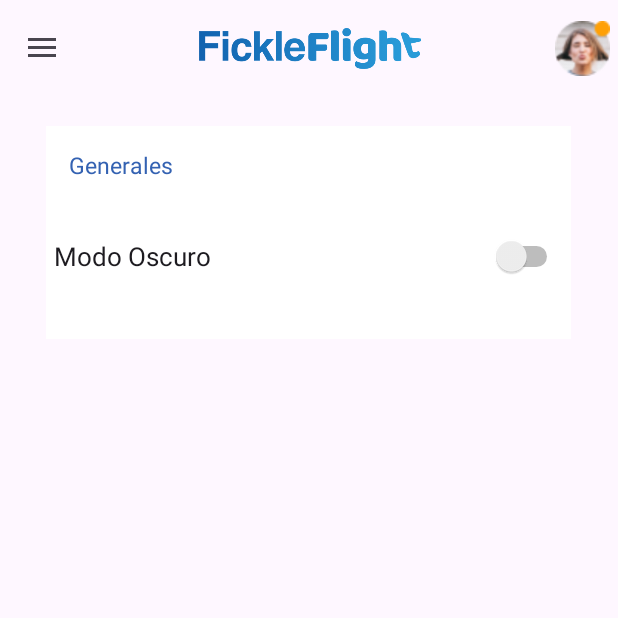
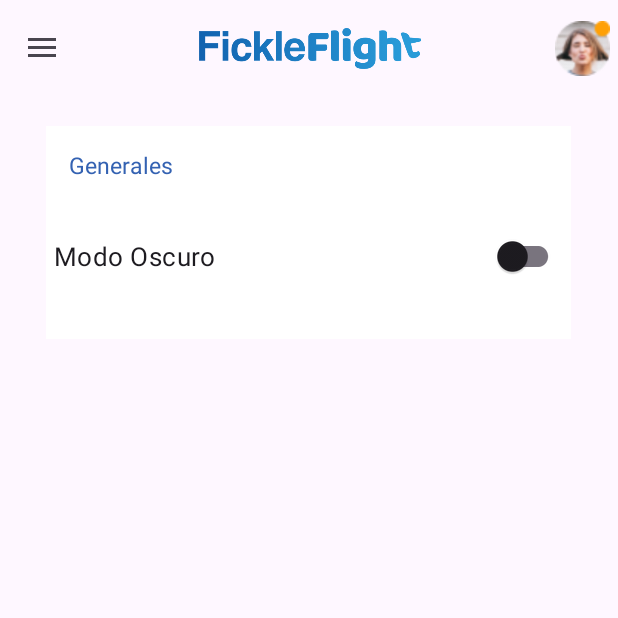
Before and after one commit to Aguscai710/Parcial-TP3, an Android app: the screen it shows after launch (MainActivity), after a tap on "Settings", on a phone screen of 412 x 824 dp, the top half of it. Run offline under Robolectric (Android 15) with nearby library versions, the phone set to English and light mode, and no system bars; our stand-ins replace navigation-ui; 1 other tap on this screen came first.

```diff
--- a/app/src/main/java/com/example/parcial/ui/main/MainActivity.kt
+++ b/app/src/main/java/com/example/parcial/ui/main/MainActivity.kt
@@ -30,7 +30,6 @@ import com.google.android.material.navigation.NavigationView
 class MainActivity : AppCompatActivity() {
 
     private lateinit var binding: ActivityMainBinding
-
     private lateinit var navHostFragment: NavHostFragment
     private lateinit var drawerLayout: DrawerLayout
     private lateinit var navigationView: NavigationView
@@ -39,8 +38,19 @@ class MainActivity : AppCompatActivity() {
 
 
     override fun onCreate(savedInstanceState: Bundle?) {
+
+        val sharedPreferences: SharedPreferences =
+            getSharedPreferences("user_preferences", Context.MODE_PRIVATE)
+        val isDarkMode = sharedPreferences.getBoolean("dark_mode", false)
+
+
+        if (isDarkMode) {
+            AppCompatDelegate.setDefaultNightMode(AppCompatDelegate.MODE_NIGHT_YES)
+        } else {
+            AppCompatDelegate.setDefaultNightMode(AppCompatDelegate.MODE_NIGHT_NO)
+        }
+
         super.onCreate(savedInstanceState)
-
 
         binding = ActivityMainBinding.inflate(layoutInflater)
         setContentView(binding.root)
--- a/app/src/main/java/com/example/parcial/ui/settings/SettingsFragment.kt
+++ b/app/src/main/java/com/example/parcial/ui/settings/SettingsFragment.kt
@@ -1,36 +1,50 @@
 package com.example.parcial.ui.settings
 
+import android.annotation.SuppressLint
 import android.content.Context
 import android.content.SharedPreferences
-import androidx.fragment.app.viewModels
 import android.os.Bundle
-import androidx.fragment.app.Fragment
 import android.view.LayoutInflater
 import android.view.View
+import androidx.fragment.app.viewModels
 import android.view.ViewGroup
 import android.widget.Switch
 import androidx.appcompat.app.AppCompatDelegate
+import androidx.fragment.app.Fragment
 import com.example.parcial.R
+import com.google.android.material.switchmaterial.SwitchMaterial
 
 class SettingsFragment : Fragment() {
 
-
-    companion object {
-        fun newInstance() = SettingsFragment()
-    }
-
-    private val viewModel: SettingsViewModel by viewModels()
-
+    private lateinit var darkModeSwitch: SwitchMaterial
+    private lateinit var sharedPreferences: SharedPreferences
     override fun onCreate(savedInstanceState: Bundle?) {
         super.onCreate(savedInstanceState)
-
-        // TODO: Use the ViewModel
     }
 
     override fun onCreateView(
         inflater: LayoutInflater, container: ViewGroup?,
         savedInstanceState: Bundle?
     ): View {
-        return inflater.inflate(R.layout.fragment_settings, container, false)
+        inflater.inflate(R.layout.fragment_settings, container, false)
+        val view = inflater.inflate(R.layout.fragment_settings, container, false)
+
+        darkModeSwitch = view.findViewById(R.id.botonModoOscuro)
+        sharedPreferences =
+            requireActivity().getSharedPreferences("user_preferences", Context.MODE_PRIVATE)
+
+        val isDarkMode = sharedPreferences.getBoolean("dark_mode", false)
+        darkModeSwitch.isChecked = isDarkMode
+
+        darkModeSwitch.setOnCheckedChangeListener { _, isChecked ->
+            if (isChecked) {
+                AppCompatDelegate.setDefaultNightMode(AppCompatDelegate.MODE_NIGHT_YES)
+            } else {
+                AppCompatDelegate.setDefaultNightMode(AppCompatDelegate.MODE_NIGHT_NO)
+            }
+            sharedPreferences.edit().putBoolean("dark_mode", isChecked).apply()
+        }
+
+        return view
     }
 }
--- a/app/src/main/java/com/example/parcial/ui/settings/SettingsViewModel.kt
+++ /dev/null
@@ -1,7 +0,0 @@
-package com.example.parcial.ui.settings
-
-import androidx.lifecycle.ViewModel
-
-class SettingsViewModel : ViewModel() {
-    // TODO: Implement the ViewModel
-}
--- a/app/src/main/res/layout/fragment_settings.xml
+++ b/app/src/main/res/layout/fragment_settings.xml
@@ -2,6 +2,7 @@
     xmlns:tools="http://schemas.android.com/tools"
     android:layout_width="match_parent"
     android:layout_height="match_parent"
+    xmlns:app="http://schemas.android.com/apk/res-auto"
     tools:context=".ui.offers.OffersFragment">
 
     <FrameLayout
@@ -29,14 +30,18 @@
             <LinearLayout
                 android:layout_width="match_parent"
                 android:layout_height="match_parent"
-                android:orientation="horizontal" >
+                android:orientation="horizontal"
+                android:gravity="center">
 
-                <Switch
-                    android:id="@+id/switchDarkMode"
-                    android:layout_width="match_parent"
-                    android:layout_height="match_parent"
+                <com.google.android.material.switchmaterial.SwitchMaterial
+                    android:id="@+id/botonModoOscuro"
+                    android:layout_width="340dp"
+                    android:layout_height="102dp"
                     android:text="Modo Oscuro"
-                    android:textSize="17dp"/>
+                    android:textSize="17dp"
+                    app:layout_constraintBottom_toBottomOf="parent"
+                    app:layout_constraintEnd_toEndOf="parent"
+                    app:layout_constraintTop_toTopOf="parent" />
 
             </LinearLayout>
         </LinearLayout>
```
